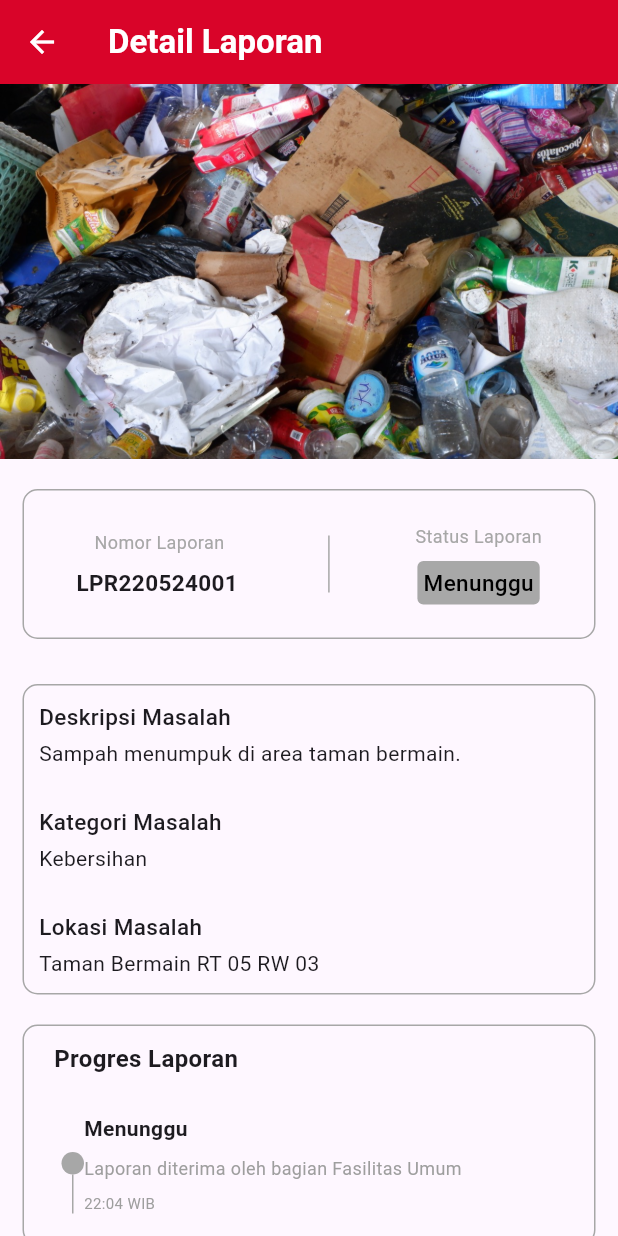
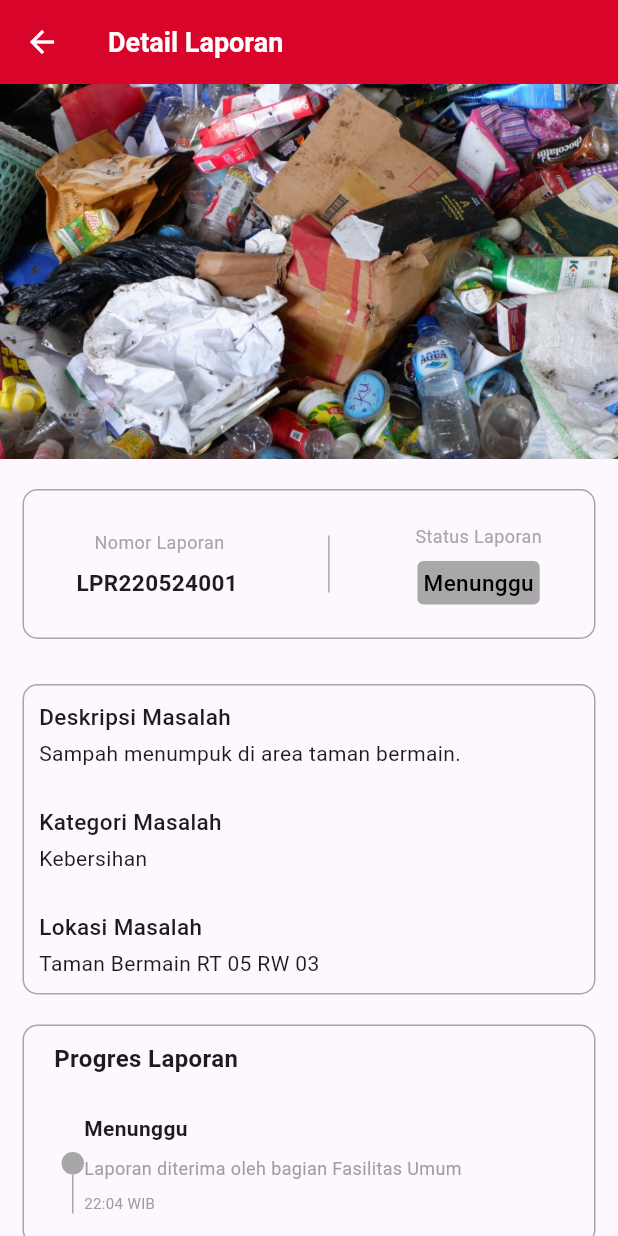
Before and after one commit to shalmanrafli30/desa_tanggap, a Flutter app: the DetailLaporan screen opened by its route, on a phone screen of 412 x 824 dp. Run offline on Flutter 3.47's test engine with Material 3 defaults, Android fonts, the phone set to English and light mode, and no system bars; drawn by our look-alikes of timeline_tile.

Commit message:
appBar revision

```diff
--- a/lib/detail_laporan.dart
+++ b/lib/detail_laporan.dart
@@ -10,7 +10,8 @@ class DetailLaporan extends StatelessWidget {
       appBar: AppBar(
         title: const Text(
           'Detail Laporan',
-          style: TextStyle(color: Colors.white, fontWeight: FontWeight.bold),
+          style: TextStyle(
+              color: Colors.white, fontWeight: FontWeight.bold, fontSize: 18),
         ),
         backgroundColor: const Color(0xFFD90429),
         iconTheme: const IconThemeData(
```
